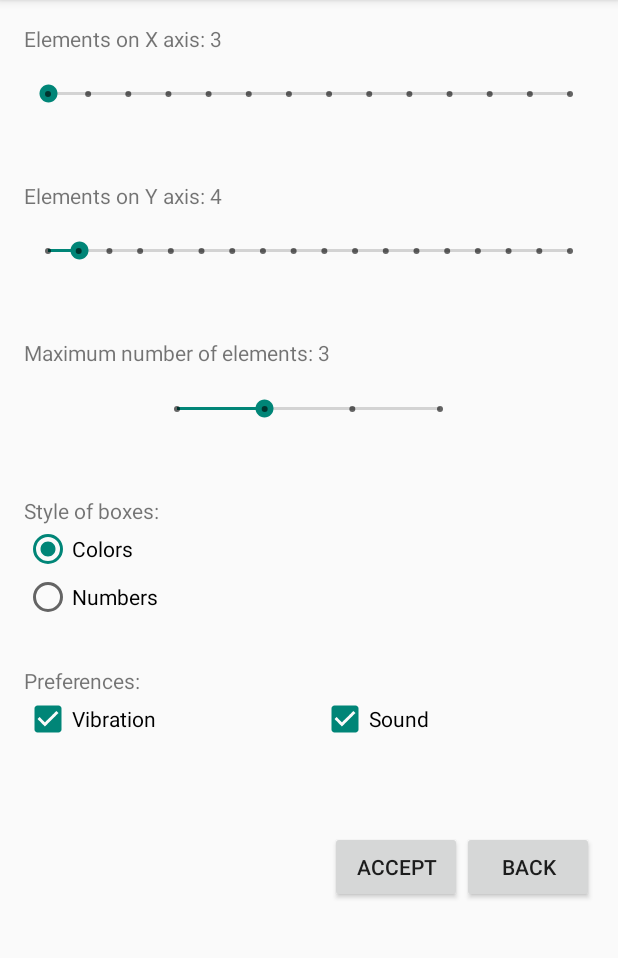
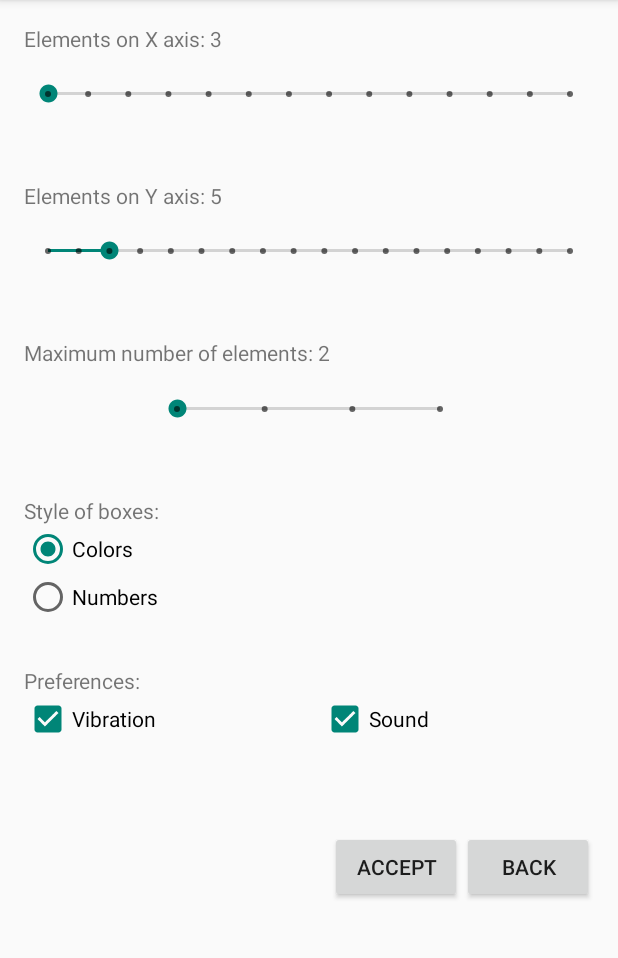
Before and after one commit to CarlosGarciaCor/Grupo_5_CJ_1EV, an Android app: the screen it shows after launch (ConfiguracionActivity), in the side drawer, after a tap on "Game configuration", on a phone screen of 412 x 824 dp, the part 84-1042 px from its top. Run offline under Robolectric (Android 15) with nearby library versions, the phone set to English and light mode, and no system bars.

Commit message:
Conf fixed

```diff
--- a/app/src/main/java/com/islasf/android/grupo5/ConfiguracionActivity.java
+++ b/app/src/main/java/com/islasf/android/grupo5/ConfiguracionActivity.java
@@ -1,6 +1,7 @@
 package com.islasf.android.grupo5;
 
 import android.content.Context;
+import android.content.Intent;
 import android.content.SharedPreferences;
 import android.support.v7.app.AppCompatActivity;
 import android.os.Bundle;
@@ -21,9 +22,18 @@ public class ConfiguracionActivity extends AppCompatActivity {
     private TextView textoMax;
 
     private RadioGroup radioGroup;
+    private RadioButton rbColor;
+    private RadioButton rbNumero;
 
     private CheckBox vibracion;
     private CheckBox sonido;
+
+    private long tiempoCrono;
+
+    // Elementos de inicio:
+    private int indiceX;
+    private int indiceY;
+    private int numeroIndiceMax;
 
 
     @Override
@@ -41,10 +51,26 @@ public class ConfiguracionActivity extends AppCompatActivity {
         textoMax = (TextView)findViewById(R.id.textoMax);
 
         radioGroup = (RadioGroup)findViewById(R.id.rGroup);
+        rbColor = (RadioButton)findViewById(R.id.rButtColores);
+        rbNumero = (RadioButton)findViewById(R.id.rButtNumeros);
 
         vibracion = (CheckBox)findViewById(R.id.cbVibr);
         sonido = (CheckBox)findViewById(R.id.cbSoni);
         // /componentes
+
+        // Cargamos una posible configuracion previa:
+        cargarConfiguracion();
+        //
+
+        // Recogemos los valores definitorios (si estos se modifican la partida se reinicia, si no no.
+        indiceX = seekBarX.getProgress()+3;
+        indiceY = seekBarY.getProgress()+3;
+        numeroIndiceMax = seekBarMax.getProgress()+2;
+
+        //Recogemos el tiempo del crono del juego
+        Intent recibido = getIntent();
+        tiempoCrono = recibido.getExtras().getLong("time");
+        //
 
         // Ponemos un valor de inicio a los textos de las seekbar:
         textoX.setText(getResources().getString(R.string.seekbarX)+" " + (seekBarX.getProgress()+3));
@@ -95,6 +121,28 @@ public class ConfiguracionActivity extends AppCompatActivity {
 
     }
 
+    private void cargarConfiguracion(){
+        SharedPreferences prefs = getSharedPreferences("Configuracion", Context.MODE_PRIVATE);
+        seekBarX.setProgress(prefs.getInt("indiceX", 3)-3);
+        seekBarY.setProgress(prefs.getInt("indiceY", 5)-3);
+        seekBarMax.setProgress(prefs.getInt("indiceMax", 2)-2);
+
+        switch (prefs.getString("modo", "COLORES")){
+            case "COLORES":
+                rbColor.setChecked(true);
+                rbNumero.setChecked(false);
+                break;
+            case "NUMEROS":
+                rbNumero.setChecked(true);
+                rbColor.setChecked(false);
+                break;
+        }
+
+        vibracion.setChecked(prefs.getBoolean("vibracion", true));
+        sonido.setChecked(prefs.getBoolean("sonido", true));
+
+    }
+
     public void aceptarConfiguracion(View v){
         int elementosX = seekBarX.getProgress()+3;
         int elementosY = seekBarY.getProgress()+3;
@@ -125,13 +173,27 @@ public class ConfiguracionActivity extends AppCompatActivity {
 
         editor.apply();
 
-        setResult(1);
-        this.finish();
+
+        /*
+            Si se ha modificado algún parametro definitorio se inicia una nueva partida, si no, solo se actualiza el diseño.
+         */
+        if (elementosX != indiceX || elementosY != indiceY || numMax != numeroIndiceMax){
+            setResult(1);
+            this.finish();
+        } else {
+            Intent i = new Intent();
+            i.putExtra("time", tiempoCrono);
+            setResult(2, i);
+            this.finish();
+        }
+
         //TODO Layout landscape para esta vaina
     }
 
     public void volver(View v){
-        setResult(0);
+        Intent i = new Intent();
+        i.putExtra("time", tiempoCrono);
+        setResult(0, i);
         this.finish();
     }
 }
```
Also changed, not shown: app/src/main/java/com/islasf/android/grupo5/ActividadPrincipal.java (+12 -7 lines).
